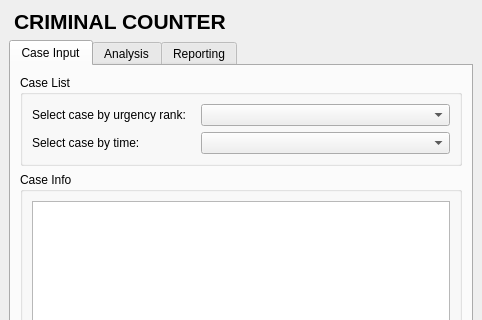
This is criminal_counter/criminal_counter_dockwidget_base.ui in DaveyOldenburg/2017_Group6_Criminal_Counter as Qt 5 draws it before an edit; both pictures show x 0 to 482 and y 0 to 320 of the 482 by 613 pixel window. The edited form follows.
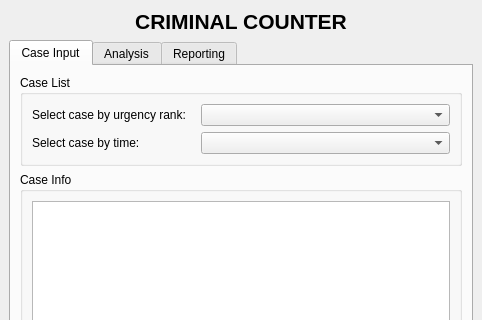
This is the edited form. Icons and pictures are not drawn.

Diff of the .ui file:
```diff
--- a/criminal_counter/criminal_counter_dockwidget_base.ui
+++ b/criminal_counter/criminal_counter_dockwidget_base.ui
@@ -26,6 +26,9 @@
       <property name="scaledContents">
        <bool>false</bool>
       </property>
+      <property name="alignment">
+       <set>Qt::AlignCenter</set>
+      </property>
       <property name="margin">
        <number>15</number>
       </property>
```
